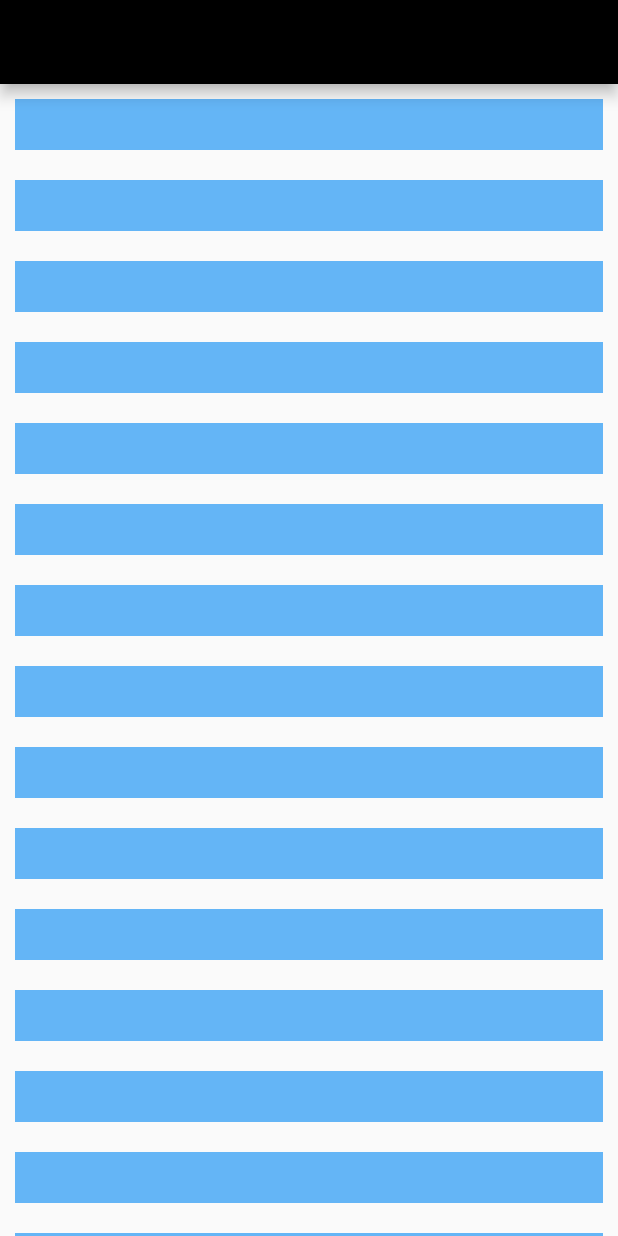
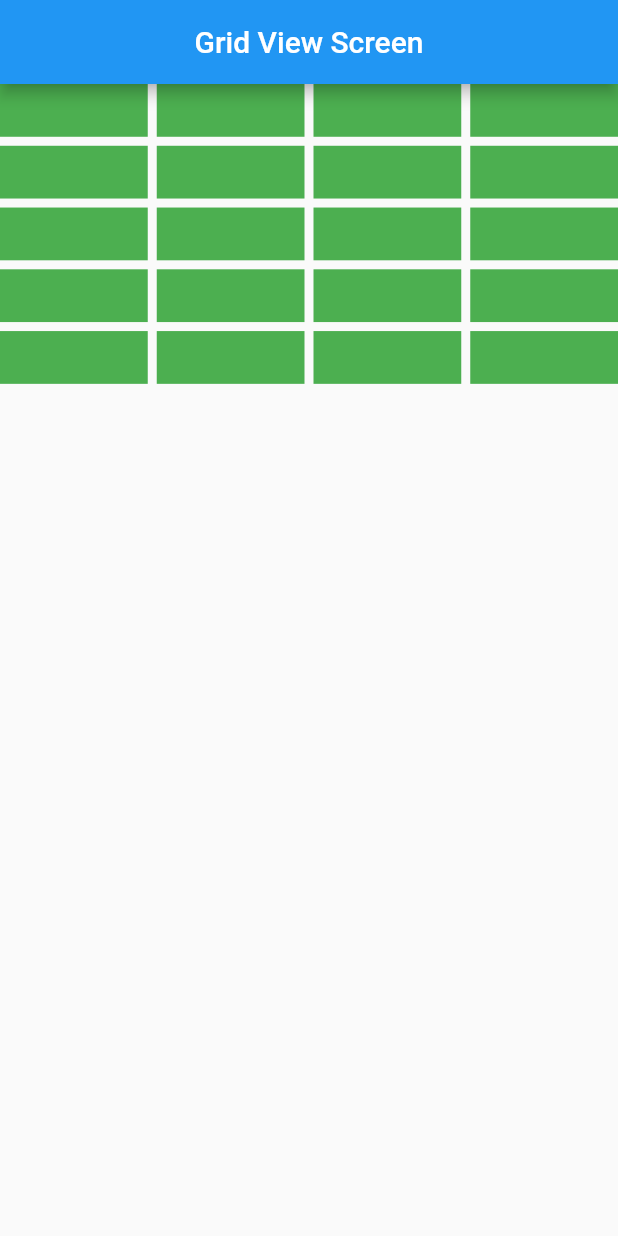
Before and after one commit to AnanyaSamanta09/flutter_widgets, a Flutter app: the screen it shows after launch, on a phone screen of 412 x 824 dp. Run offline on Flutter 3.47's test engine with Material 2 defaults, Android fonts, the phone set to English and light mode, and no system bars.

Commit message:
Use of GridViewBuilder

```diff
--- a/lib/main.dart
+++ b/lib/main.dart
@@ -2,6 +2,7 @@ import 'package:flutter/material.dart';
 import 'package:flutter_widgets/screens/cardScreen.dart';
 import 'package:flutter_widgets/screens/clip.dart';
 import 'package:flutter_widgets/screens/column_widget.dart';
+import 'package:flutter_widgets/screens/gridViewScreen.dart';
 import 'package:flutter_widgets/screens/listBuilder_Screen.dart';
 import 'package:flutter_widgets/screens/listView.dart';
 import 'package:flutter_widgets/screens/row_widget.dart';
@@ -15,6 +16,6 @@ class MyApp extends StatelessWidget {
 
   @override
   Widget build(BuildContext context) {
-    return MaterialApp(home: ListViewBuilderScreen(),debugShowCheckedModeBanner: false,);
+    return MaterialApp(home: GridViewScreen(),debugShowCheckedModeBanner: false,);
   }
 }
--- /dev/null
+++ b/lib/screens/gridViewScreen.dart
@@ -0,0 +1,28 @@
+import 'package:flutter/material.dart';
+
+class GridViewScreen extends StatelessWidget {
+  const GridViewScreen({Key? key}) : super(key: key);
+
+  @override
+  Widget build(BuildContext context) {
+    return Scaffold(
+      appBar: AppBar(
+        title: Text('Grid View Screen'),
+        centerTitle: true,
+        backgroundColor: Colors.blue,
+      ),
+      body: GridView.builder(gridDelegate: SliverGridDelegateWithFixedCrossAxisCount(
+        crossAxisCount: 4, //NOTE: it is used for no. of child,i.e.,row
+        mainAxisSpacing: 6.0, //NOTE: it is used for row spacing
+        crossAxisSpacing: 6.0,//NOTE: it is used for column spacing
+        childAspectRatio: 2.8   //NOTE: with the increasing of childAspectRatio, the height of the child decreases
+      ), itemBuilder: (context,index){
+        return Container(
+          color: Colors.green,
+        );
+
+      },itemCount: 20,
+      ),
+    );
+  }
+}
```
